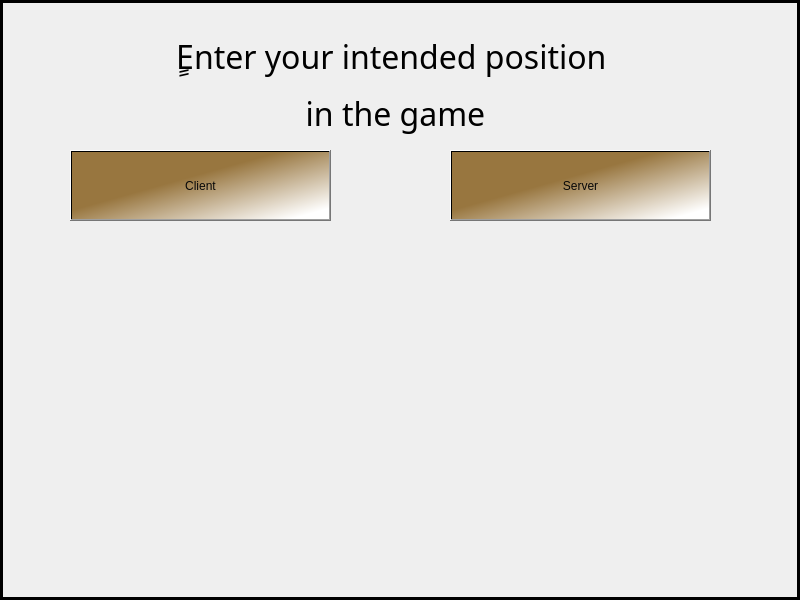
This is SkullKing/clientorserver.ui in faezehghiasi/SkullKing_Game as Qt 5 draws it before an edit. The edited form follows.
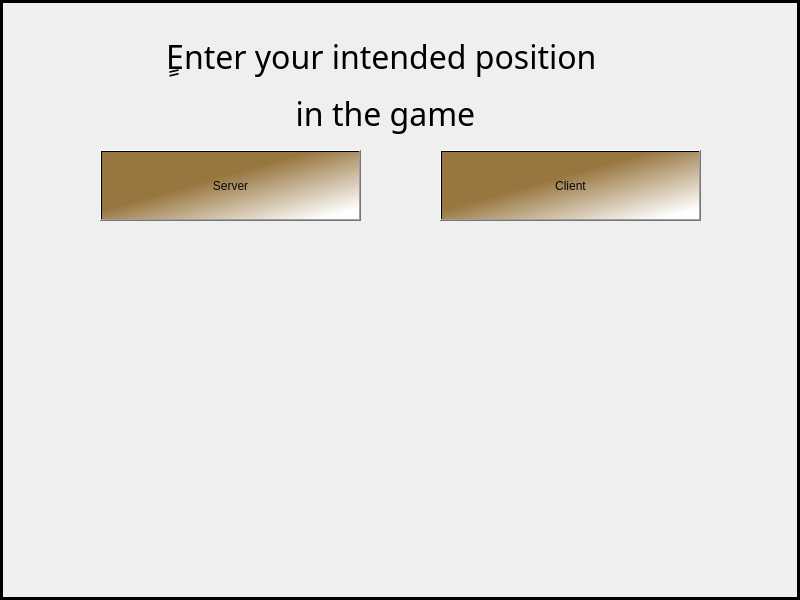
This is the edited form. Icons and pictures are not drawn.

The edit to the form file:
```diff
--- a/SkullKing/clientorserver.ui
+++ b/SkullKing/clientorserver.ui
@@ -75,7 +75,7 @@
     <widget class="QPushButton" name="clientButton">
      <property name="geometry">
       <rect>
-       <x>70</x>
+       <x>440</x>
        <y>150</y>
        <width>261</width>
        <height>71</height>
@@ -105,7 +105,7 @@
     <widget class="QPushButton" name="serverButton">
      <property name="geometry">
       <rect>
-       <x>450</x>
+       <x>100</x>
        <y>150</y>
        <width>261</width>
        <height>71</height>
@@ -137,7 +137,7 @@
     <widget class="QLabel" name="label">
      <property name="geometry">
       <rect>
-       <x>130</x>
+       <x>120</x>
        <y>10</y>
        <width>531</width>
        <height>151</height>
```
